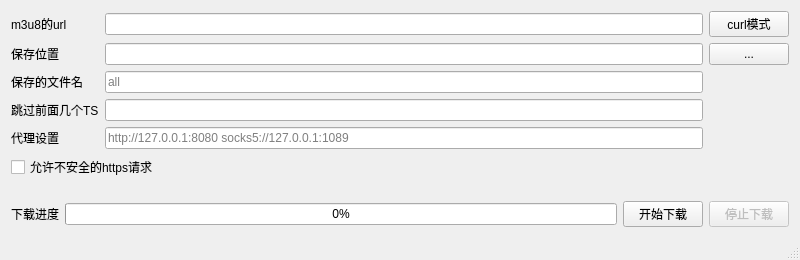
orestonce/m3u8d, file m3u8d-qt/mainwindow.ui: the form before one commit.
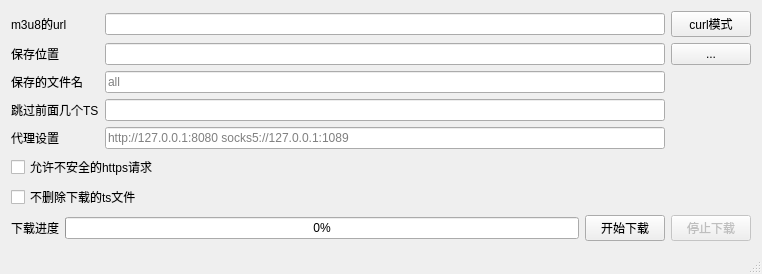
The form after the commit.

The edit to the form file:
```diff
--- a/m3u8d-qt/mainwindow.ui
+++ b/m3u8d-qt/mainwindow.ui
@@ -6,8 +6,8 @@
    <rect>
     <x>0</x>
     <y>0</y>
-    <width>800</width>
-    <height>260</height>
+    <width>762</width>
+    <height>253</height>
    </rect>
   </property>
   <property name="windowTitle">
@@ -123,6 +123,13 @@
       </property>
      </widget>
     </item>
+    <item>
+     <widget class="QCheckBox" name="checkBox_SkipRemoveTs">
+      <property name="text">
+       <string>不删除下载的ts文件</string>
+      </property>
+     </widget>
+    </item>
     <item>
      <spacer name="verticalSpacer">
       <property name="orientation">
```
Left out of the diff: 40 changed lines with no effect on the pictures.
